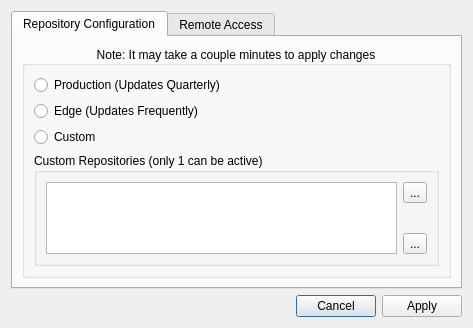
Before: the Qt Designer form src-qt5/pc-softweb/configDlg.ui in trueos/pcbsd, drawn with Qt 5.
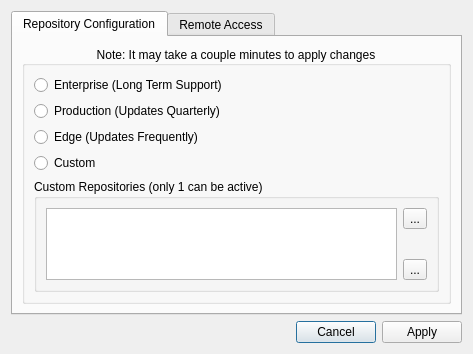
After: the same form once the commit is applied. Icons and pictures are not drawn.

Commit message: Add intial support for ENTERPRISE package set, which we will begin creating for 10.X here in the near(ish) future.

```diff
--- a/src-qt5/pc-softweb/configDlg.ui
+++ b/src-qt5/pc-softweb/configDlg.ui
@@ -7,7 +7,7 @@
     <x>0</x>
     <y>0</y>
     <width>473</width>
-    <height>287</height>
+    <height>334</height>
    </rect>
   </property>
   <property name="windowTitle">
@@ -37,6 +37,13 @@
           <set>Qt::AlignCenter</set>
          </property>
          <layout class="QVBoxLayout" name="verticalLayout_3">
+          <item>
+           <widget class="QRadioButton" name="radio_enterprise">
+            <property name="text">
+             <string>Enterprise (Long Term Support)</string>
+            </property>
+           </widget>
+          </item>
           <item>
            <widget class="QRadioButton" name="radio_production">
             <property name="text">
```
Left out of the diff: 12 changed lines with no effect on the pictures. The commit also changes 6 other files.
